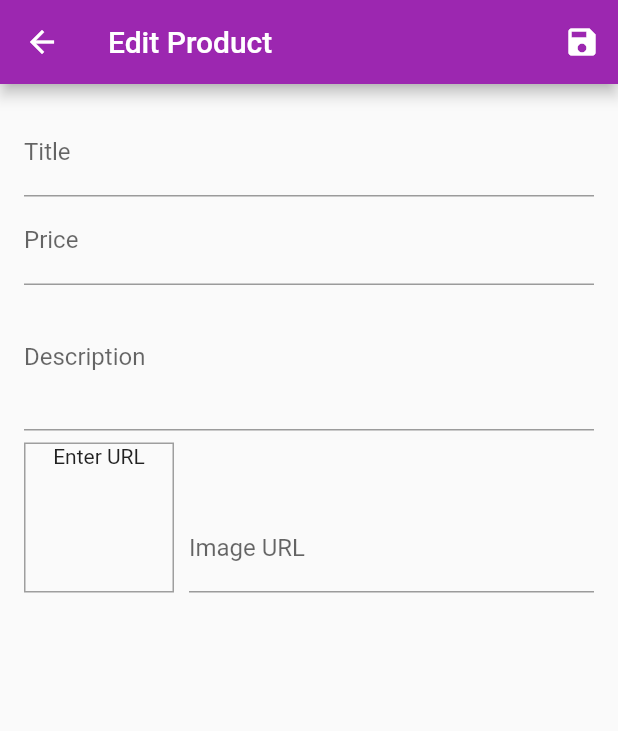
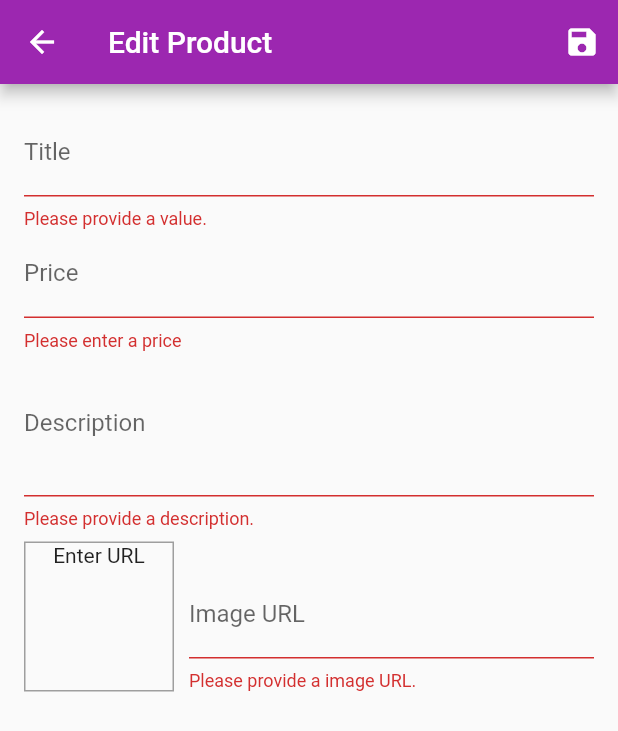
Before and after one commit to cibikumar-mv/shop-app, a Flutter app: the EditProductScreen screen opened by its route, after a tap on the "save" icon, on a phone screen of 412 x 824 dp. Shown: the top 731 px of the screen. Run offline on Flutter 3.47's test engine with Material 2 defaults, Android fonts, the phone set to English and light mode, and no system bars; network calls fail; Roboto replaces fonts that are missing (Latso).

Commit message:
Form implementation and edit product features completed

```diff
--- a/lib/screens/edit_product_screen.dart
+++ b/lib/screens/edit_product_screen.dart
@@ -1,6 +1,7 @@
-import 'package:flutter/cupertino.dart';
 import 'package:flutter/material.dart';
+import 'package:provider/provider.dart';
 import 'package:shop_app/providers/products.dart';
+import 'package:shop_app/providers/products_provider.dart';
 
 class EditProductScreen extends StatefulWidget {
   static const routeName = '/edit-product';
@@ -17,6 +18,34 @@ class _EditProductScreenState extends State<EditProductScreen> {
     super.initState();
   }
 
+  @override
+  void didChangeDependencies() {
+    if (_isInit) {
+       var productId = ModalRoute.of(context)!.settings.arguments;
+      if (productId != null) {
+        productId = productId as String;
+        _editedProduct = Provider.of<Products>(context).findById(productId);
+        _initValues = {
+          'title': _editedProduct.title,
+          'price': _editedProduct.price.toString(),
+          'description': _editedProduct.description,
+          // 'imageUrl': _editedProduct.imageUrl,
+          'imageUrl': '',
+        };
+        _imageUrlController.text = _editedProduct.imageUrl;
+      }
+    }
+    _isInit = false;
+    super.didChangeDependencies();
+  }
+
+  var _isInit = true;
+  var _initValues = {
+    'title': '',
+    'price': '',
+    'description': '',
+    'imageUrl': ''
+  };
   final _priceFocusNode = FocusNode();
   final _descFocusNode = FocusNode();
   final _imageFocusNode = FocusNode();
@@ -41,12 +70,19 @@ class _EditProductScreenState extends State<EditProductScreen> {
   }
 
   void _saveForm() {
+    final isValid = _formkey.currentState!.validate();
+    if (!isValid) {
+      return;
+    }
     _formkey.currentState!.save();
-    print(_editedProduct.title);
-    print(_editedProduct.id);
-    print(_editedProduct.price);
-    print(_editedProduct.description);
-    print(_editedProduct.imageUrl);
+    if (_editedProduct.id != null) {
+      Provider.of<Products>(context, listen: false)
+          .updateProducts(_editedProduct.id!, _editedProduct);
+    }
+    else{
+      Provider.of<Products>(context, listen: false).addProduct(_editedProduct);
+    }
+    Navigator.of(context).pop();
   }
 
   @override
@@ -64,14 +100,20 @@ class _EditProductScreenState extends State<EditProductScreen> {
       body: Padding(
         padding: const EdgeInsets.all(16),
         child: Form(
+          autovalidateMode: AutovalidateMode.always,
           key: _formkey,
           child: ListView(
             children: [
               TextFormField(
+                initialValue: _initValues['title'],
                 decoration: InputDecoration(labelText: 'Title'),
                 textInputAction: TextInputAction.next,
                 onFieldSubmitted: (_) {
                   FocusScope.of(context).requestFocus(_priceFocusNode);
+                },
+                validator: (value) {
+                  if (value!.isEmpty) return 'Please provide a value.';
+                  return null;
                 },
                 onSaved: (newValue) {
                   _editedProduct = Product(
@@ -79,10 +121,13 @@ class _EditProductScreenState extends State<EditProductScreen> {
                     price: _editedProduct.price,
                     id: _editedProduct.id,
                     imageUrl: _editedProduct.imageUrl,
-                      description: _editedProduct.description);
+                    description: _editedProduct.description,
+                    isFavourite: _editedProduct.isFavourite,
+                  );
                 },
               ),
               TextFormField(
+                initialValue: _initValues['price'],
                 decoration: InputDecoration(labelText: 'Price'),
                 textInputAction: TextInputAction.next,
                 keyboardType: TextInputType.number,
@@ -90,28 +135,44 @@ class _EditProductScreenState extends State<EditProductScreen> {
                 onFieldSubmitted: (_) {
                   FocusScope.of(context).requestFocus(_descFocusNode);
                 },
+                validator: (value) {
+                  if (value!.isEmpty) return 'Please enter a price';
+                  if (double.tryParse(value) == null)
+                    return 'Please enter a valid number';
+                  if (double.parse(value) < 1) return 'Enter price above zero';
+                  return null;
+                },
                 onSaved: (newValue) {
                   _editedProduct = Product(
                     title: _editedProduct.title,
                     price: double.parse(newValue!),
                     id: _editedProduct.id,
                     imageUrl: _editedProduct.imageUrl,
-                      description: _editedProduct.description);
+                    description: _editedProduct.description,
+                    isFavourite: _editedProduct.isFavourite,
+                  );
                 },
               ),
               TextFormField(
+                initialValue: _initValues['description'],
                 decoration: InputDecoration(labelText: 'Description'),
                 // textInputAction: TextInputAction.next,
                 maxLines: 3,
                 keyboardType: TextInputType.multiline,
                 focusNode: _descFocusNode,
+                validator: (value) {
+                  if (value!.isEmpty) return 'Please provide a description.';
+                  return null;
+                },
                 onSaved: (newValue) {
                   _editedProduct = Product(
                     title: _editedProduct.title,
                     price: _editedProduct.price,
                     id: _editedProduct.id,
                     imageUrl: _editedProduct.imageUrl,
-                      description: newValue!);
+                    description: newValue!,
+                    isFavourite: _editedProduct.isFavourite,
+                  );
                 },
               ),
               Row(
@@ -140,6 +201,7 @@ class _EditProductScreenState extends State<EditProductScreen> {
                   ),
                   Expanded(
                     child: TextFormField(
+                      // initialValue: _initValues['imageUrl'],
                       decoration: InputDecoration(labelText: 'Image URL'),
                       keyboardType: TextInputType.url,
                       textInputAction: TextInputAction.done,
@@ -148,6 +210,18 @@ class _EditProductScreenState extends State<EditProductScreen> {
                       onEditingComplete: () {
                         setState(() {});
                       },
+                      validator: (value) {
+                        if (value!.isEmpty)
+                          return 'Please provide a image URL.';
+                        if (!value.startsWith('http') &&
+                            !value.startsWith('https'))
+                          return 'Enter a valid URL';
+                        if (!value.endsWith(".png") &&
+                            !value.endsWith(".jpg") &&
+                            !value.endsWith(".jpeg"))
+                          return 'Enter a valid image URL';
+                        return null;
+                      },
                       onFieldSubmitted: (_) => _saveForm(),
                       onSaved: (newValue) {
                         _editedProduct = Product(
@@ -155,7 +229,9 @@ class _EditProductScreenState extends State<EditProductScreen> {
                           price: _editedProduct.price,
                           id: _editedProduct.id,
                           imageUrl: newValue!,
-                            description: _editedProduct.description);
+                          description: _editedProduct.description,
+                          isFavourite: _editedProduct.isFavourite,
+                        );
                       },
                     ),
                   ),
--- a/lib/screens/user_products_screen.dart
+++ b/lib/screens/user_products_screen.dart
@@ -33,7 +33,7 @@ class UserProducts extends StatelessWidget {
           itemBuilder: (_, i) => Column(
             children: [
               UserItem(
-                  productData.items[i].title, productData.items[i].imageUrl
+                  productData.items[i].id!, productData.items[i].title, productData.items[i].imageUrl
               ),
               Divider(),
             ],
--- a/lib/widgets/app_drawer.dart
+++ b/lib/widgets/app_drawer.dart
@@ -11,7 +11,6 @@ class AppDrawer extends StatelessWidget {
           AppBar(
             title: Text("Orders"),
           ),
-          Divider(),
           ListTile(
             leading: Icon(Icons.shop),
             title: Text("Shop"),
```
Also changed, not shown: lib/providers/products_provider.dart (+29 -10 lines), lib/widgets/user_item.dart (+10 -6 lines). Lines whose indentation alone changed are shown as unchanged.
